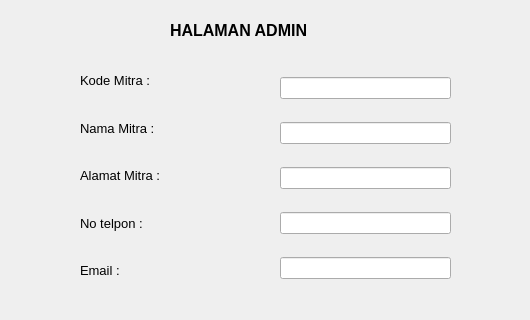
The window that mitra_form.ui (Mrl4n0r/Visual3_2310010375) describes before a commit, drawn with Qt 5; both pictures show x 0 to 530 and y 0 to 320 of the 530 by 563 pixel window.
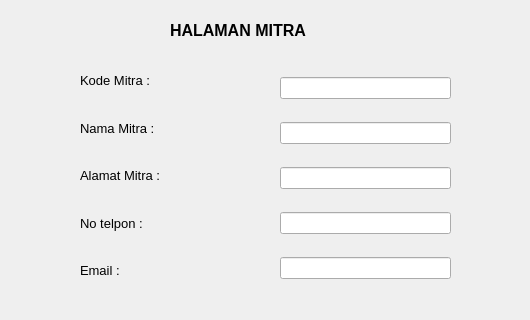
The same window after the commit.

```diff
--- a/mitra_form.ui
+++ b/mitra_form.ui
@@ -57,7 +57,7 @@
     </font>
    </property>
    <property name="text">
-    <string>HALAMAN ADMIN</string>
+    <string>HALAMAN MITRA</string>
    </property>
   </widget>
   <widget class="QWidget" name="horizontalLayoutWidget">
```
